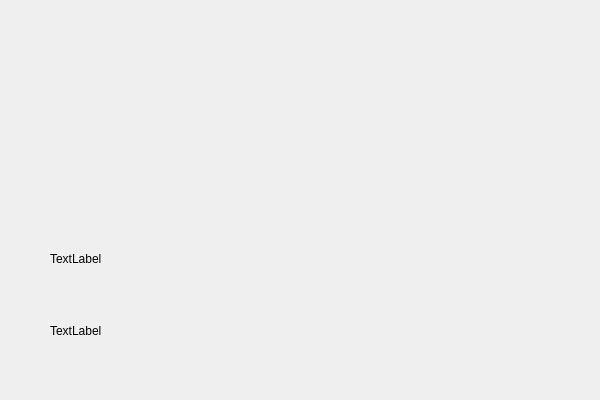
Above: src/layer-avg/avglayer.ui from FutaAlice/doujin-game-demo before the change. Below: the same form after it.
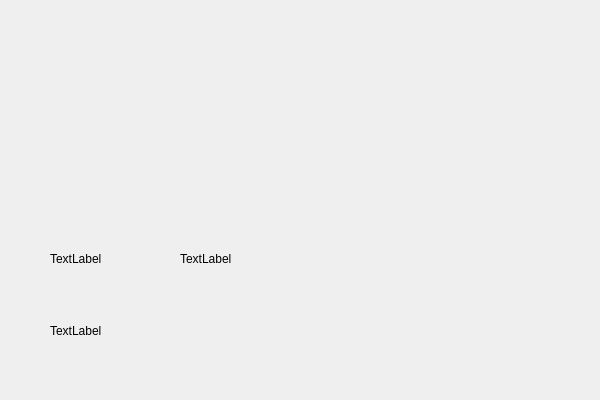
That is the form after the change.

Commit message: show debug info on AVG layer

```diff
--- a/src/layer-avg/avglayer.ui
+++ b/src/layer-avg/avglayer.ui
@@ -39,6 +39,19 @@
     <string>TextLabel</string>
    </property>
   </widget>
+  <widget class="QLabel" name="text">
+   <property name="geometry">
+    <rect>
+     <x>180</x>
+     <y>250</y>
+     <width>67</width>
+     <height>17</height>
+    </rect>
+   </property>
+   <property name="text">
+    <string>TextLabel</string>
+   </property>
+  </widget>
  </widget>
  <layoutdefault spacing="0" margin="0"/>
  <resources/>
```
The commit also changes 1 other file.
